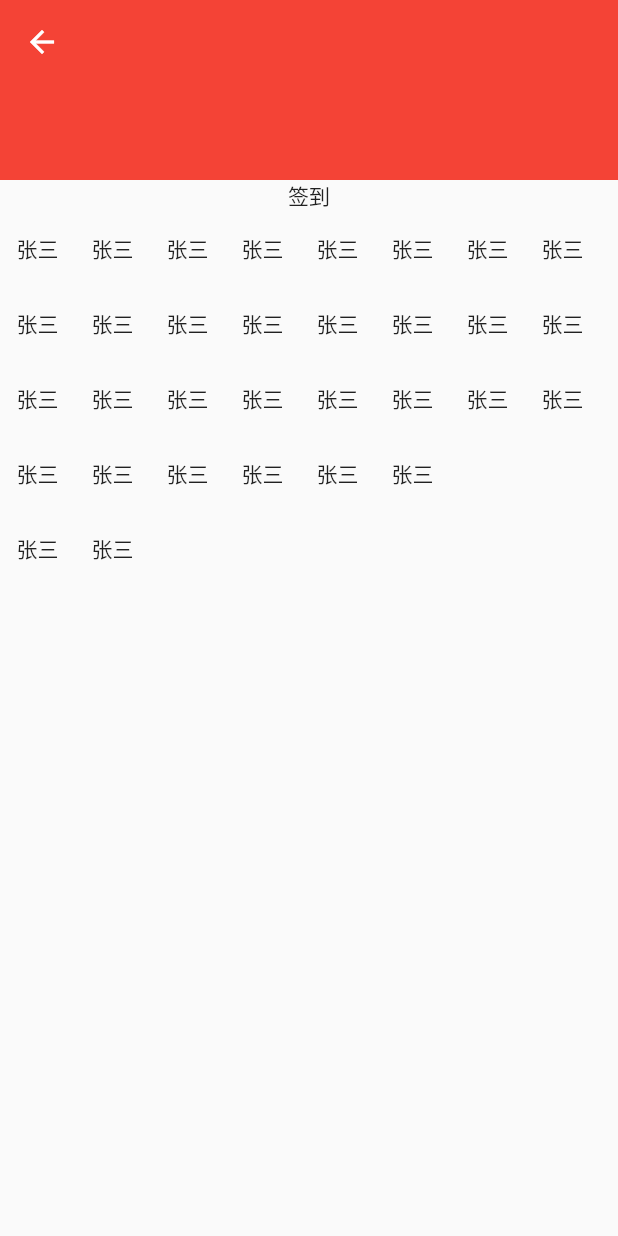
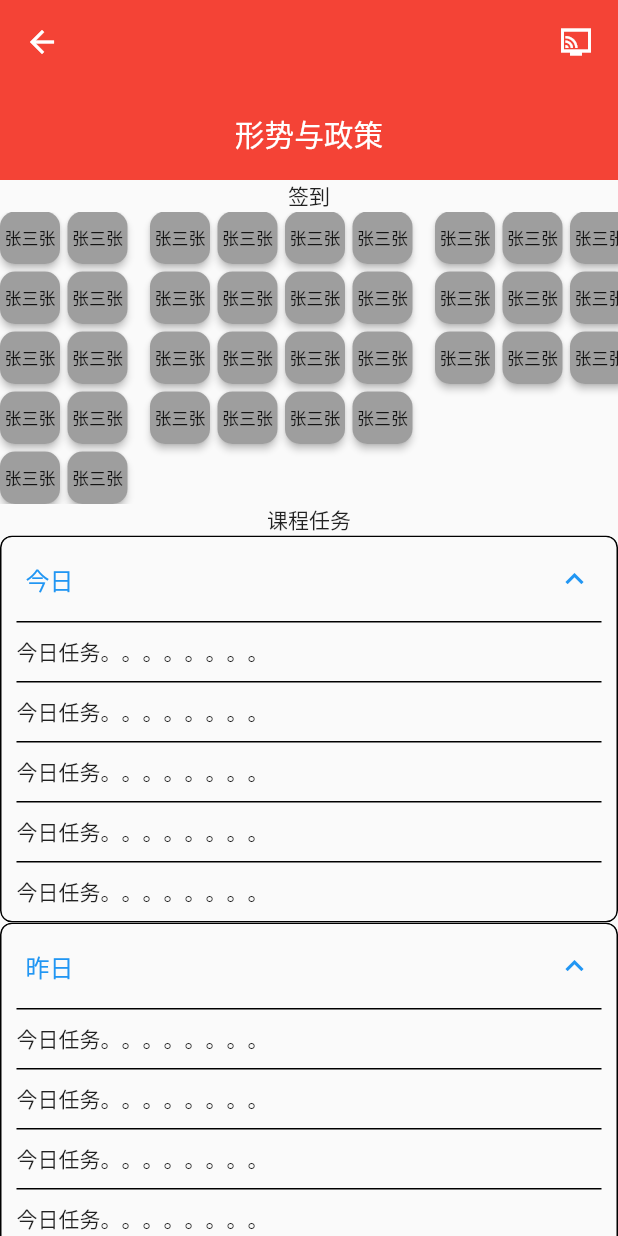
Before and after one commit to 2000Heart/classes, a Flutter app: the LessonsDetailPage screen opened by its route, on a phone screen of 412 x 824 dp. Run offline on Flutter 3.47's test engine with Material 2 defaults, Android fonts, the phone set to English and light mode, and no system bars; our stand-ins replace cached_network_image, extended_nested_scroll_view, get, liquid_swipe.

```diff
--- a/lib/main.dart
+++ b/lib/main.dart
@@ -1,4 +1,4 @@
-import 'package:classes/pages/sign_in/sign_in_page.dart';
+import 'package:classes/pages/sign_in/sign_up_page.dart';
 import 'package:classes/res/routes.dart';
 import 'package:classes/res/theme.dart';
 import 'package:flutter/material.dart';
@@ -18,7 +18,7 @@ class MyApp extends StatelessWidget {
       title: '课程管理',
       getPages: Routes.getPages,
       theme: ThemeConfig.theme(),
-      home: Scaffold(body: SignInPage()),
+      home: Scaffold(body: SignUpPage()),
     );
   }
 }
--- a/lib/pages/lessons/lessons_detail_page.dart
+++ b/lib/pages/lessons/lessons_detail_page.dart
@@ -16,7 +16,6 @@ class LessonsDetailPage extends BasePage {
       body: ExtendedNestedScrollView(
           onlyOneScrollInBody: true,
           floatHeaderSlivers: true,
-          physics: const NeverScrollableScrollPhysics(),
           controller: logic.scrollController,
           pinnedHeaderSliverHeightBuilder: () => kToolbarHeight + MediaQuery.of(context).padding.top,
           headerSliverBuilder: (BuildContext context, bool innerBoxIsScrolled) {
@@ -27,9 +26,16 @@ class LessonsDetailPage extends BasePage {
                 collapsedHeight: kToolbarHeight,
                 expandedHeight: 120,
                 titleSpacing: 0.0,
+                actions: [
+                  Container(
+                    padding: const EdgeInsets.only(right: 16),
+                    child: const Icon(Icons.connected_tv_sharp))
+                ],
                 iconTheme: const IconThemeData(color: Colors.white),
                 flexibleSpace: FlexibleSpaceBar(
                   centerTitle: true,
+                  title: const Text("形势与政策",style: TextStyle(fontSize: 18)),
+                  expandedTitleScale: 1.1,
                   collapseMode: CollapseMode.pin,
                   background: Container(
                     padding: EdgeInsets.only(top: MediaQuery.of(context).padding.top),
@@ -42,24 +48,71 @@ class LessonsDetailPage extends BasePage {
               ),
             ];
           },
-          body: Column(
+          body: SingleChildScrollView(
+            child: Column(
               children: [
                 Container(child: const Text("签到")),
-              Expanded(
-                child: SingleChildScrollView(
+                SingleChildScrollView(
                   scrollDirection: Axis.horizontal,
                   child: Row(
                     mainAxisAlignment: MainAxisAlignment.spaceBetween,
                     crossAxisAlignment: CrossAxisAlignment.start,
                     children: [
                       group(5, 2),
+                      Container(width: 15),
                       group(4, 4),
+                      Container(width: 15),
                       group(3, 3)
                     ],
                   ),
                 ),
+                Text("课程任务"),
+                ExpansionTile(
+                  initiallyExpanded: true,
+                  title: Text("今日"),
+                  shape: RoundedRectangleBorder(
+                      side: BorderSide(color: Colors.black,width: 1),
+                      borderRadius: BorderRadius.circular(8)
+                  ),
+                  collapsedShape: RoundedRectangleBorder(
+                    side: BorderSide(color: Colors.black,width: 1),
+                    borderRadius: BorderRadius.circular(8)
+                  ),
+                  childrenPadding: EdgeInsets.symmetric(horizontal: 10),
+                  children: List.generate(5, (index) => Container(
+                    height: 40,
+                    width: Get.width,
+                    decoration: BoxDecoration(
+                      border: Border(top: BorderSide(color: Colors.black,width: 1))
+                    ),
+                    alignment: Alignment.centerLeft,
+                    child: Text("今日任务。。。。。。。。"),
+                  )),
+                ),
+                ExpansionTile(
+                  initiallyExpanded: true,
+                  title: Text("昨日"),
+                  shape: RoundedRectangleBorder(
+                      side: BorderSide(color: Colors.black,width: 1),
+                      borderRadius: BorderRadius.circular(8)
+                  ),
+                  collapsedShape: RoundedRectangleBorder(
+                      side: BorderSide(color: Colors.black,width: 1),
+                      borderRadius: BorderRadius.circular(8)
+                  ),
+                  childrenPadding: EdgeInsets.symmetric(horizontal: 10),
+                  children: List.generate(5, (index) => Container(
+                    height: 40,
+                    width: Get.width,
+                    decoration: BoxDecoration(
+                        border: Border(top: BorderSide(color: Colors.black,width: 1))
+                    ),
+                    alignment: Alignment.centerLeft,
+                    child: Text("今日任务。。。。。。。。"),
+                  )),
                 )
               ],
+            ),
           )
       ),
     );
@@ -68,16 +121,29 @@ class LessonsDetailPage extends BasePage {
   Widget group(int column,int row){
     return Column(
       mainAxisSize: MainAxisSize.min,
-      children: List.generate(column, (index) => Row(
+      children: List.generate(column, (index) => Padding(
+        padding: EdgeInsets.only(bottom: index != column - 1?5:0),
+        child: Row(
           mainAxisAlignment: MainAxisAlignment.start,
           mainAxisSize: MainAxisSize.min,
           children: List.generate(
-          row, (index) => Container(
-            width: 50,
-            height: 50,
-            alignment: Alignment.center,
-            child: Text("张三"),
+            row, (index) => Padding(
+              padding: EdgeInsets.only(right: index != row - 1?5:0),
+              child: RawMaterialButton(
+                materialTapTargetSize: MaterialTapTargetSize.shrinkWrap,
+                padding: EdgeInsets.all(3),
+                fillColor: Colors.grey,
+                shape: RoundedRectangleBorder(
+                  borderRadius: BorderRadius.circular(10)
+                ),
+                constraints: BoxConstraints(minWidth: 40,minHeight: 35,maxWidth: 40,maxHeight: 35),
+                onPressed: () { Get.back(); },
+                child: FittedBox(
+                  fit: BoxFit.scaleDown,
+                  child: Text("张三张",style: TextStyle(fontSize: 12))),
+              ),
             )
+          ),
         ),
       )
       ),
--- /dev/null
+++ b/lib/pages/sign_in/sign_up_page.dart
@@ -0,0 +1,60 @@
+import 'dart:ui';
+import 'package:classes/base/base_controller.dart';
+import 'package:classes/base/base_page.dart';
+import 'package:classes/logic/sign_in/sign_in_logic.dart';
+import 'package:classes/res/routes.dart';
+import 'package:flutter/material.dart';
+import 'package:get/get.dart';
+class SignUpPage extends BasePage{
+  SignUpPage({super.key});
+
+  final controller = Get.put(SignInLogic());
+
+  @override
+  Widget buildWidget(BuildContext context) {
+    return Scaffold(
+      body: Padding(
+        padding: EdgeInsets.symmetric(
+          vertical: MediaQueryData.fromWindow(window).padding.top + 60,
+          horizontal: 40,
+        ),
+        child: Form(
+          key: controller.formKey,
+          child: Column(
+            crossAxisAlignment: CrossAxisAlignment.center,
+            children: [
+              TextFormField(
+                decoration: const InputDecoration(
+                    border: OutlineInputBorder(),
+                    labelText: "学号",
+                    focusedBorder: OutlineInputBorder(
+                        borderSide: BorderSide(color: Colors.blue))),
+              ),
+              Container(height: 60),
+              TextFormField(
+                decoration: const InputDecoration(
+                    border: OutlineInputBorder(),
+                    labelText: "密码",
+                    focusedBorder: OutlineInputBorder(
+                        borderSide: BorderSide(color: Colors.blue))),
+              ),
+              Container(height: 30),
+              RawMaterialButton(
+                padding: const EdgeInsets.symmetric(vertical: 15, horizontal: 60),
+                shape: const RoundedRectangleBorder(
+                  side: BorderSide(color: Colors.blue),
+                  borderRadius: BorderRadius.all(Radius.circular(15)),
+                ),
+                onPressed: () {
+                  Get.offAndToNamed(Routes.navigation);
+                },
+                child: const Text("登录"),
+              )
+            ],
+          ),
+        ),
+      ),
+    );
+  }
+
+}
--- a/lib/res/routes.dart
+++ b/lib/res/routes.dart
@@ -4,7 +4,7 @@ import 'package:classes/pages/lessons/lessons_detail_page.dart';
 import 'package:classes/pages/lessons/lessons_page.dart';
 import 'package:classes/pages/mine/mine_page.dart';
 import 'package:classes/pages/navigation_page.dart';
-import 'package:classes/pages/sign_in/sign_in_page.dart';
+import 'package:classes/pages/sign_in/sign_up_page.dart';
 import 'package:get/get.dart';
 
 class Routes {
@@ -17,7 +17,7 @@ class Routes {
   static const lessonsDetail = "/lessons/lessonsDetail";
 
   static final List<GetPage> getPages = [
-    GetPage(name: sign, page: () => SignInPage()),
+    GetPage(name: sign, page: () => SignUpPage()),
     GetPage(name: navigation, page: () => NavigationPage()),
     GetPage(name: home, page: () => HomePage()),
     GetPage(name: lessons, page: () => LessonsPage()),
--- a/lib/res/theme.dart
+++ b/lib/res/theme.dart
@@ -15,7 +15,7 @@ class ThemeConfig{
       elevation: 0,
       toolbarHeight: 44,
       titleTextStyle: TextStyle(
-        fontSize: 17,
+        fontSize: 16,
         fontWeight: FontWeight.w500,
       )
     );
--- a/pubspec.yaml
+++ b/pubspec.yaml
@@ -43,6 +43,7 @@ dependencies:
   webview_flutter: ^2.8.0
   cached_network_image: ^3.2.3
   extended_nested_scroll_view: ^6.0.0
+  liquid_swipe: ^3.0.0
 
 dev_dependencies:
   flutter_test:
```
Also changed, not shown: lib/pages/sign_in/sign_in_page.dart (+52 -48 lines), pubspec.lock. Lines whose indentation alone changed are shown as unchanged.
